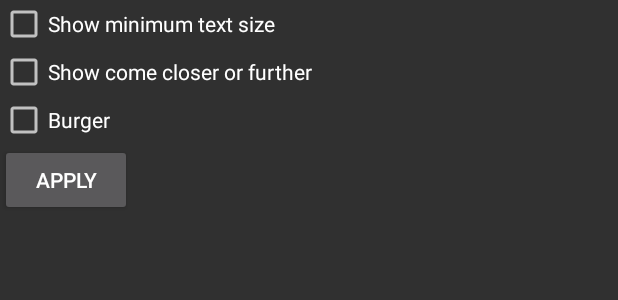
After one commit to bonapark00/Android_TextRecognitionApp, an Android app: the layout activity_setting_desings.xml on its own in the app's theme, with its tools: preview values and no code run, on a phone screen of 412 x 824 dp. The commit adds this screen. Shown: the top 300 px of the screen. Run offline under Robolectric (Android 15) with nearby library versions, the phone set to English and light mode, and no system bars.

Commit message:
c-master1-0831

```diff
--- a/android/vision-quickstart/app/src/main/AndroidManifest.xml
+++ b/android/vision-quickstart/app/src/main/AndroidManifest.xml
@@ -30,8 +30,9 @@
         android:icon="@drawable/logo_mlkit"
         android:label="@string/app_name"
         android:theme="@style/Theme.AppCompat">
-
-
+        <activity
+            android:name=".SettingDesignsActivity"
+            android:exported="false" />
 
         <meta-data
             android:name="com.google.android.gms.version"
@@ -124,7 +125,6 @@
             android:name=".java.HandTestingActivity"
             android:exported="false"
             android:theme="@style/AppTheme" />
-
     </application>
 
 </manifest>
--- a/android/vision-quickstart/app/src/main/java/com/google/mlkit/vision/demo/java/VisionProcessorBase.java
+++ b/android/vision-quickstart/app/src/main/java/com/google/mlkit/vision/demo/java/VisionProcessorBase.java
@@ -285,7 +285,8 @@ public abstract class VisionProcessorBase<T> implements VisionImageProcessor {
       final GraphicOverlay graphicOverlay,
       @Nullable final Bitmap originalCameraImage,
       boolean shouldShowFps,
-      long frameStartMs) {
+      long frameStartMs)
+  {
     final long detectorStartMs = SystemClock.elapsedRealtime();
 
     return task
--- a/android/vision-quickstart/app/src/main/java/com/google/mlkit/vision/demo/java/textdetector/TextGraphic.java
+++ b/android/vision-quickstart/app/src/main/java/com/google/mlkit/vision/demo/java/textdetector/TextGraphic.java
@@ -71,7 +71,6 @@ public class TextGraphic extends Graphic {
       GraphicOverlay overlay, Text.Element text, boolean shouldGroupTextInBlocks, boolean showLanguageTag) {
     super(overlay);
 
-
     //
     this.text = text;
     //
@@ -102,7 +101,6 @@ public class TextGraphic extends Graphic {
   @Override
   public void draw(Canvas canvas){
 
-
     // BONA
     // Render simple
     String sample_text = "Minimum text size";
@@ -114,15 +112,13 @@ public class TextGraphic extends Graphic {
     // Render blur
 
 
-
+    // Render target word with bounding box
     String str_text =
             showLanguageTag
                     ? String.format(
                     TEXT_WITH_LANGUAGE_TAG_FORMAT, text.getRecognizedLanguage(), text.getText())
                     : text.getText();
     drawText(str_text, new RectF(text.getBoundingBox()), TEXT_SIZE + 2 * STROKE_WIDTH, canvas);
-
-
 
   }
 
--- a/android/vision-quickstart/app/src/main/java/com/google/mlkit/vision/demo/preference/SettingsActivity.java
+++ b/android/vision-quickstart/app/src/main/java/com/google/mlkit/vision/demo/preference/SettingsActivity.java
@@ -33,7 +33,9 @@ public class SettingsActivity extends AppCompatActivity {
   /** Specifies where this activity is launched from. */
   @SuppressWarnings("NewApi") // CameraX is only available on API 21+
   public enum LaunchSource {
-    LIVE_PREVIEW(R.string.pref_screen_title_live_preview, LivePreviewPreferenceFragment.class),
+
+    LIVE_PREVIEW(R.string.pref_screen_title_live_preview, LivePreviewPreferenceFragment.class), //-
+
     STILL_IMAGE(R.string.pref_screen_title_still_image, StillImagePreferenceFragment.class),
     CAMERAX_LIVE_PREVIEW(
         R.string.pref_screen_title_camerax_live_preview,
--- /dev/null
+++ b/android/vision-quickstart/app/src/main/res/layout/activity_setting_desings.xml
@@ -0,0 +1,46 @@
+<?xml version="1.0" encoding="utf-8"?>
+<androidx.constraintlayout.widget.ConstraintLayout
+    xmlns:android="http://schemas.android.com/apk/res/android"
+    xmlns:app="http://schemas.android.com/apk/res-auto"
+    xmlns:tools="http://schemas.android.com/tools"
+    android:layout_width="match_parent"
+    android:layout_height="match_parent"
+    android:gravity="center"
+
+    >
+
+
+    <CheckBox
+        android:id="@+id/checkBox"
+        android:layout_width="wrap_content"
+        android:layout_height="wrap_content"
+        android:text="Show minimum text size"
+        app:layout_constraintLeft_toLeftOf="parent"
+        app:layout_constraintTop_toTopOf="parent"
+         />
+
+    <CheckBox
+        android:id="@+id/checkBox2"
+        android:layout_width="wrap_content"
+        android:layout_height="wrap_content"
+        android:text="Show come closer or further"
+        app:layout_constraintLeft_toLeftOf="parent"
+        app:layout_constraintTop_toBottomOf="@+id/checkBox" />
+
+    <CheckBox
+        android:id="@+id/checkBox3"
+        android:layout_width="wrap_content"
+        android:layout_height="wrap_content"
+        android:text="Burger"
+        app:layout_constraintStart_toStartOf="parent"
+        app:layout_constraintTop_toBottomOf="@+id/checkBox2" />
+
+    <Button
+        android:id="@+id/button_apply_designs"
+        android:layout_width="wrap_content"
+        android:layout_height="wrap_content"
+        android:text="Apply"
+        app:layout_constraintStart_toStartOf="parent"
+        app:layout_constraintTop_toBottomOf="@+id/checkBox3" />
+
+</androidx.constraintlayout.widget.ConstraintLayout>
```
Also changed, not shown: android/vision-quickstart/app/src/main/java/com/google/mlkit/vision/demo/java/LivePreviewActivity.java (+30 -4 lines), android/vision-quickstart/app/src/main/java/com/google/mlkit/vision/demo/java/SettingDesignsActivity.java (added, +14 -0 lines), android/vision-quickstart/app/src/main/java/com/google/mlkit/vision/demo/java/textdetector/TextRecognitionProcessor.java (+19 -3 lines), android/vision-quickstart/app/src/main/res/layout/activity_setting_designs.xml (added, +9 -0 lines), android/vision-quickstart/app/src/main/res/layout/activity_vision_live_preview.xml (+15 -1 lines).
